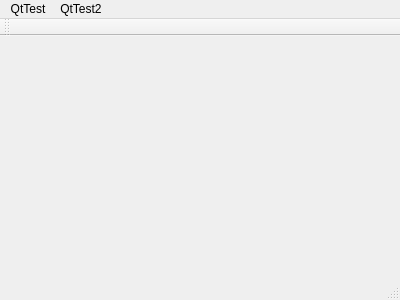
Above: qttest/qtwidgets/mainwindow.ui from klilukqq/youlab before the change. Below: the same form after it.
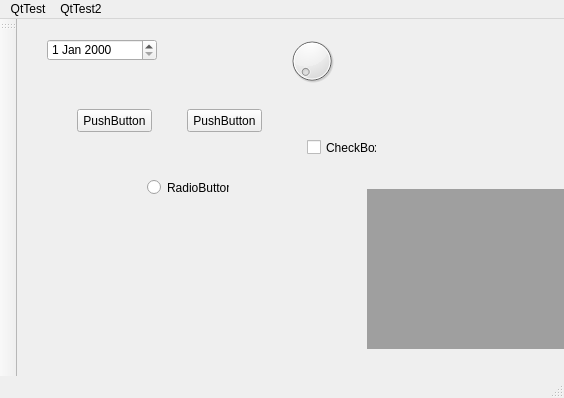
That is the form after the change.

The edit to the form file:
```diff
--- a/qttest/qtwidgets/mainwindow.ui
+++ b/qttest/qtwidgets/mainwindow.ui
@@ -6,21 +6,146 @@
    <rect>
     <x>0</x>
     <y>0</y>
-    <width>400</width>
-    <height>300</height>
+    <width>564</width>
+    <height>398</height>
    </rect>
   </property>
   <property name="windowTitle">
    <string>MainWindow</string>
   </property>
-  <widget class="QWidget" name="centralWidget"/>
+  <widget class="QWidget" name="centralWidget">
+   <widget class="QPushButton" name="pushButton">
+    <property name="geometry">
+     <rect>
+      <x>60</x>
+      <y>90</y>
+      <width>75</width>
+      <height>23</height>
+     </rect>
+    </property>
+    <property name="cursor">
+     <cursorShape>WaitCursor</cursorShape>
+    </property>
+    <property name="autoFillBackground">
+     <bool>true</bool>
+    </property>
+    <property name="text">
+     <string>PushButton</string>
+    </property>
+   </widget>
+   <widget class="QPushButton" name="pushButton_2">
+    <property name="geometry">
+     <rect>
+      <x>170</x>
+      <y>90</y>
+      <width>75</width>
+      <height>23</height>
+     </rect>
+    </property>
+    <property name="cursor">
+     <cursorShape>WaitCursor</cursorShape>
+    </property>
+    <property name="autoFillBackground">
+     <bool>true</bool>
+    </property>
+    <property name="text">
+     <string>PushButton</string>
+    </property>
+   </widget>
+   <widget class="QRadioButton" name="radioButton">
+    <property name="geometry">
+     <rect>
+      <x>130</x>
+      <y>160</y>
+      <width>82</width>
+      <height>17</height>
+     </rect>
+    </property>
+    <property name="cursor">
+     <cursorShape>WaitCursor</cursorShape>
+    </property>
+    <property name="autoFillBackground">
+     <bool>true</bool>
+    </property>
+    <property name="text">
+     <string>RadioButton</string>
+    </property>
+   </widget>
+   <widget class="QCheckBox" name="checkBox">
+    <property name="geometry">
+     <rect>
+      <x>290</x>
+      <y>120</y>
+      <width>70</width>
+      <height>17</height>
+     </rect>
+    </property>
+    <property name="cursor">
+     <cursorShape>WaitCursor</cursorShape>
+    </property>
+    <property name="autoFillBackground">
+     <bool>true</bool>
+    </property>
+    <property name="text">
+     <string>CheckBox</string>
+    </property>
+   </widget>
+   <widget class="QDial" name="dial">
+    <property name="geometry">
+     <rect>
+      <x>270</x>
+      <y>10</y>
+      <width>50</width>
+      <height>64</height>
+     </rect>
+    </property>
+    <property name="cursor">
+     <cursorShape>WaitCursor</cursorShape>
+    </property>
+    <property name="autoFillBackground">
+     <bool>true</bool>
+    </property>
+   </widget>
+   <widget class="QDateEdit" name="dateEdit">
+    <property name="geometry">
+     <rect>
+      <x>30</x>
+      <y>20</y>
+      <width>110</width>
+      <height>22</height>
+     </rect>
+    </property>
+    <property name="cursor">
+     <cursorShape>WaitCursor</cursorShape>
+    </property>
+    <property name="autoFillBackground">
+     <bool>true</bool>
+    </property>
+   </widget>
+   <widget class="QMdiArea" name="mdiArea">
+    <property name="geometry">
+     <rect>
+      <x>350</x>
+      <y>170</y>
+      <width>200</width>
+      <height>160</height>
+     </rect>
+    </property>
+    <property name="cursor" stdset="0">
+     <cursorShape>WaitCursor</cursorShape>
+    </property>
+    <property name="autoFillBackground">
+     <bool>true</bool>
+    </property>
+   </widget>
+  </widget>
   <widget class="QMenuBar" name="menuBar">
    <property name="geometry">
     <rect>
      <x>0</x>
      <y>0</y>
-     <width>400</width>
-     <height>22</height>
+     <width>564</width>
+     <height>21</height>
     </rect>
    </property>
    <widget class="QMenu" name="menuQtTest">
@@ -38,7 +163,7 @@
   </widget>
   <widget class="QToolBar" name="mainToolBar">
    <attribute name="toolBarArea">
-    <enum>TopToolBarArea</enum>
+    <enum>LeftToolBarArea</enum>
    </attribute>
    <attribute name="toolBarBreak">
     <bool>false</bool>
```
Left out of the diff: 4 changed lines with no effect on the pictures.
